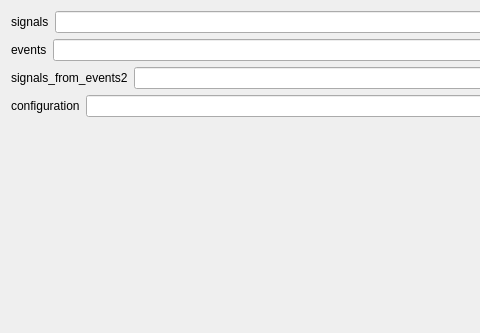
Qt form modules/RapidEyeMovementModules/SVDFilter/Ui_SVDFilterSettingsView.ui (mhazad99/Rapid-Eye-Movement) before a commit; both pictures show x 0 to 480 and y 0 to 333 of the 711 by 333 pixel window.
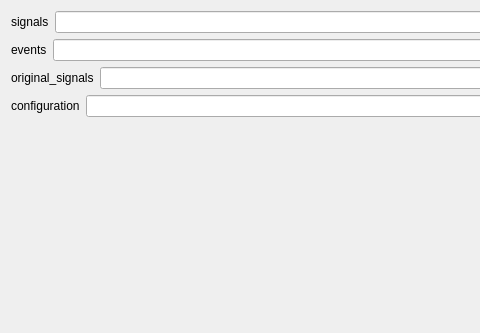
The same form after that commit.

Diff of the .ui file:
```diff
--- a/modules/RapidEyeMovementModules/SVDFilter/Ui_SVDFilterSettingsView.ui
+++ b/modules/RapidEyeMovementModules/SVDFilter/Ui_SVDFilterSettingsView.ui
@@ -48,7 +48,7 @@
      <item>
       <widget class="QLabel" name="signals_from_events2_label">
        <property name="text">
-        <string>signals_from_events2</string>
+        <string>original_signals</string>
        </property>
       </widget>
      </item>
```
Left out of the diff: 6 changed lines with no effect on the pictures.
